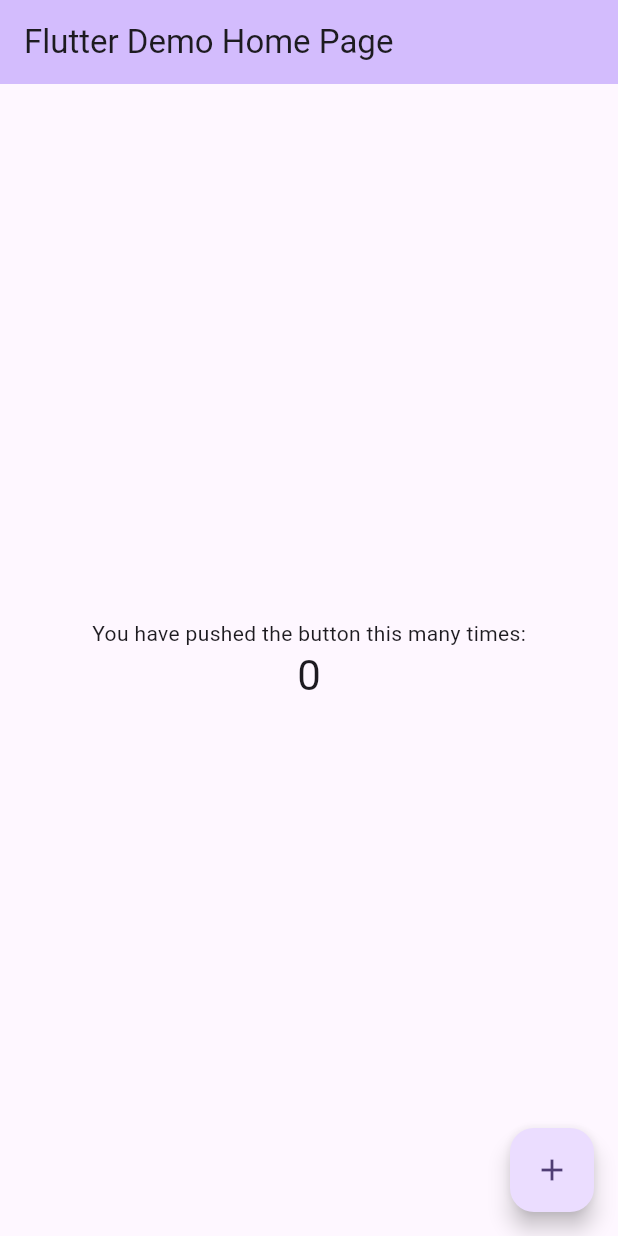
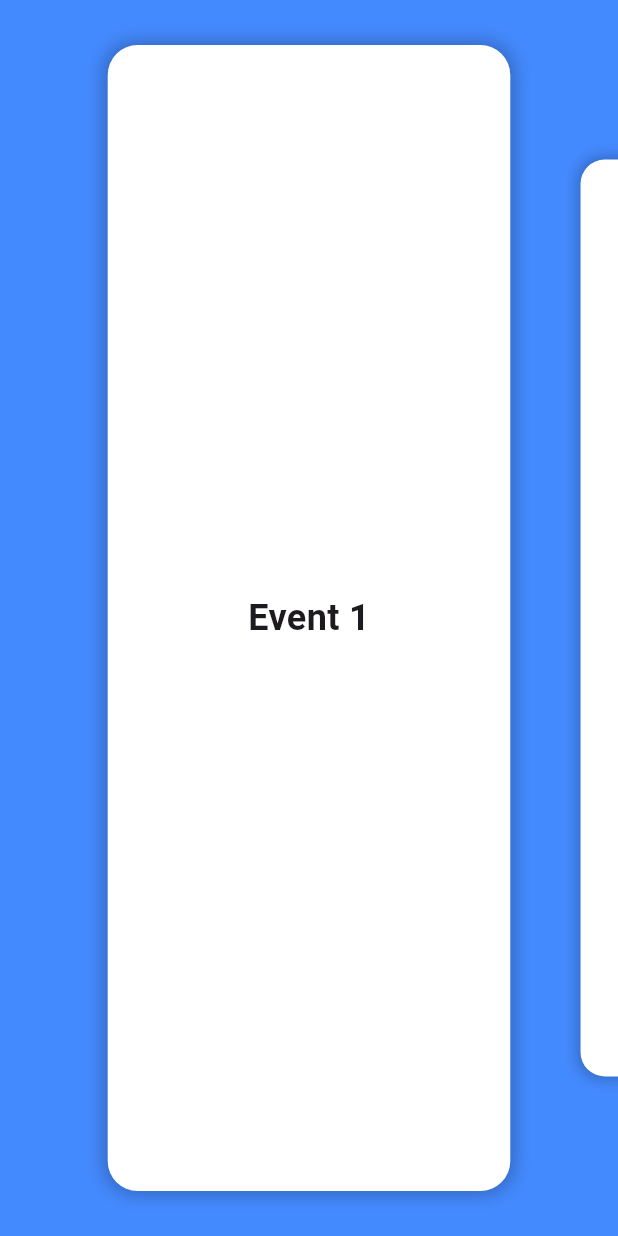
Before and after one commit to studbudz/schedule_system, a Flutter app: the screen it shows after launch, on a phone screen of 412 x 824 dp. Run offline on Flutter 3.47's test engine with Material 3 defaults, Android fonts, the phone set to English and light mode, and no system bars.

Commit message:
Refactor main app structure and implement CardSwipeScreen with PageView

```diff
--- a/lib/main.dart
+++ b/lib/main.dart
@@ -1,122 +1,84 @@
 import 'package:flutter/material.dart';
 
 void main() {
-  runApp(const MyApp());
+  runApp(MyApp());
 }
 
 class MyApp extends StatelessWidget {
-  const MyApp({super.key});
-
-  // This widget is the root of your application.
   @override
   Widget build(BuildContext context) {
     return MaterialApp(
-      title: 'Flutter Demo',
-      theme: ThemeData(
-        // This is the theme of your application.
-        //
-        // TRY THIS: Try running your application with "flutter run". You'll see
-        // the application has a purple toolbar. Then, without quitting the app,
-        // try changing the seedColor in the colorScheme below to Colors.green
-        // and then invoke "hot reload" (save your changes or press the "hot
-        // reload" button in a Flutter-supported IDE, or press "r" if you used
-        // the command line to start the app).
-        //
-        // Notice that the counter didn't reset back to zero; the application
-        // state is not lost during the reload. To reset the state, use hot
-        // restart instead.
-        //
-        // This works for code too, not just values: Most code changes can be
-        // tested with just a hot reload.
-        colorScheme: ColorScheme.fromSeed(seedColor: Colors.deepPurple),
-      ),
-      home: const MyHomePage(title: 'Flutter Demo Home Page'),
+      debugShowCheckedModeBanner: false,
+      home: CardSwipeScreen(),
     );
   }
 }
 
-class MyHomePage extends StatefulWidget {
-  const MyHomePage({super.key, required this.title});
+class CardSwipeScreen extends StatefulWidget {
+  @override
+  _CardSwipeScreenState createState() => _CardSwipeScreenState();
+}
 
-  // This widget is the home page of your application. It is stateful, meaning
-  // that it has a State object (defined below) that contains fields that affect
-  // how it looks.
-
-  // This class is the configuration for the state. It holds the values (in this
-  // case the title) provided by the parent (in this case the App widget) and
-  // used by the build method of the State. Fields in a Widget subclass are
-  // always marked "final".
-
-  final String title;
+class _CardSwipeScreenState extends State<CardSwipeScreen> {
+  PageController _pageController = PageController(viewportFraction: 0.7);
+  double currentPage = 0;
 
   @override
-  State<MyHomePage> createState() => _MyHomePageState();
-}
-
-class _MyHomePageState extends State<MyHomePage> {
-  int _counter = 0;
-
-  void _incrementCounter() {
-    setState(() {
-      // This call to setState tells the Flutter framework that something has
-      // changed in this State, which causes it to rerun the build method below
-      // so that the display can reflect the updated values. If we changed
-      // _counter without calling setState(), then the build method would not be
-      // called again, and so nothing would appear to happen.
-      _counter++;
+  void initState() {
+    super.initState();
+    _pageController.addListener(() {
+      setState(() {
+        currentPage = _pageController.page!;
+      });
     });
   }
 
   @override
   Widget build(BuildContext context) {
-    // This method is rerun every time setState is called, for instance as done
-    // by the _incrementCounter method above.
-    //
-    // The Flutter framework has been optimized to make rerunning build methods
-    // fast, so that you can just rebuild anything that needs updating rather
-    // than having to individually change instances of widgets.
     return Scaffold(
-      appBar: AppBar(
-        // TRY THIS: Try changing the color here to a specific color (to
-        // Colors.amber, perhaps?) and trigger a hot reload to see the AppBar
-        // change color while the other colors stay the same.
-        backgroundColor: Theme.of(context).colorScheme.inversePrimary,
-        // Here we take the value from the MyHomePage object that was created by
-        // the App.build method, and use it to set our appbar title.
-        title: Text(widget.title),
-      ),
+      backgroundColor: Colors.blueAccent,
       body: Center(
-        // Center is a layout widget. It takes a single child and positions it
-        // in the middle of the parent.
-        child: Column(
-          // Column is also a layout widget. It takes a list of children and
-          // arranges them vertically. By default, it sizes itself to fit its
-          // children horizontally, and tries to be as tall as its parent.
-          //
-          // Column has various properties to control how it sizes itself and
-          // how it positions its children. Here we use mainAxisAlignment to
-          // center the children vertically; the main axis here is the vertical
-          // axis because Columns are vertical (the cross axis would be
-          // horizontal).
-          //
-          // TRY THIS: Invoke "debug painting" (choose the "Toggle Debug Paint"
-          // action in the IDE, or press "p" in the console), to see the
-          // wireframe for each widget.
-          mainAxisAlignment: MainAxisAlignment.center,
-          children: <Widget>[
-            const Text('You have pushed the button this many times:'),
-            Text(
-              '$_counter',
-              style: Theme.of(context).textTheme.headlineMedium,
-            ),
-          ],
+        child: PageView.builder(
+          controller: _pageController,
+          itemCount: 5,
+          physics: BouncingScrollPhysics(),
+          itemBuilder: (context, index) {
+            double scale = 1 - (0.2 * (currentPage - index).abs()).clamp(0, 1);
+            return Transform.scale(
+              scale: scale,
+              child: CardItem(title: "Event ${index + 1}"),
+            );
+          },
         ),
       ),
-      floatingActionButton: FloatingActionButton(
-        onPressed: _incrementCounter,
-        tooltip: 'Increment',
-        child: const Icon(Icons.add),
-      ), // This trailing comma makes auto-formatting nicer for build methods.
     );
   }
 }
+
+class CardItem extends StatelessWidget {
+  final String title;
+
+  CardItem({required this.title});
+
+  @override
+  Widget build(BuildContext context) {
+    return Padding(
+      padding: const EdgeInsets.symmetric(vertical: 30, horizontal: 10),
+      child: Container(
+        decoration: BoxDecoration(
+          color: Colors.white,
+          borderRadius: BorderRadius.circular(20),
+          boxShadow: [
+            BoxShadow(color: Colors.black26, blurRadius: 10, spreadRadius: 2),
+          ],
+        ),
+        child: Center(
+          child: Text(
+            title,
+            style: TextStyle(fontSize: 24, fontWeight: FontWeight.bold),
+          ),
+        ),
+      ),
+    );
+  }
+}
```
